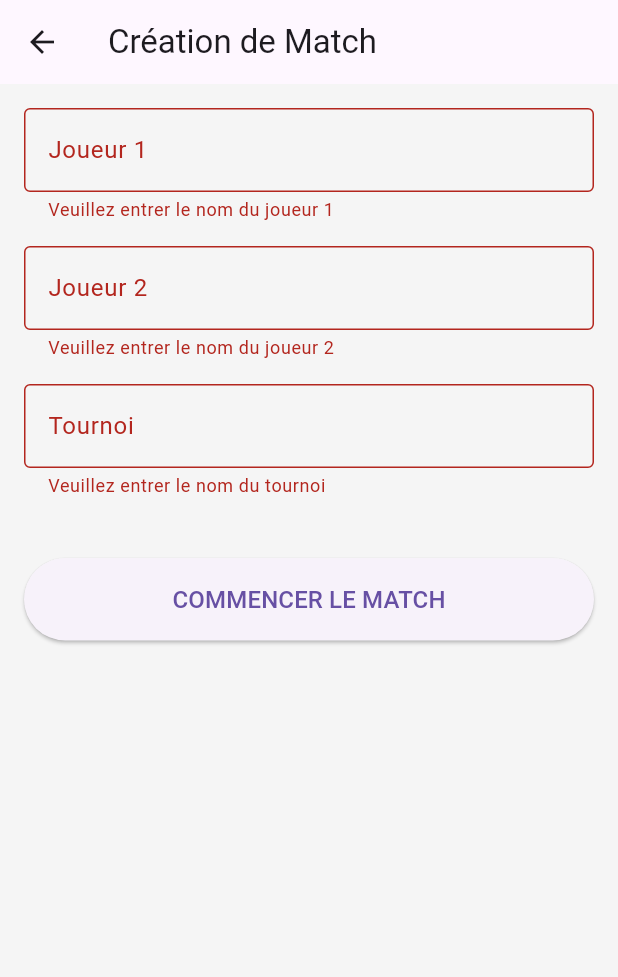
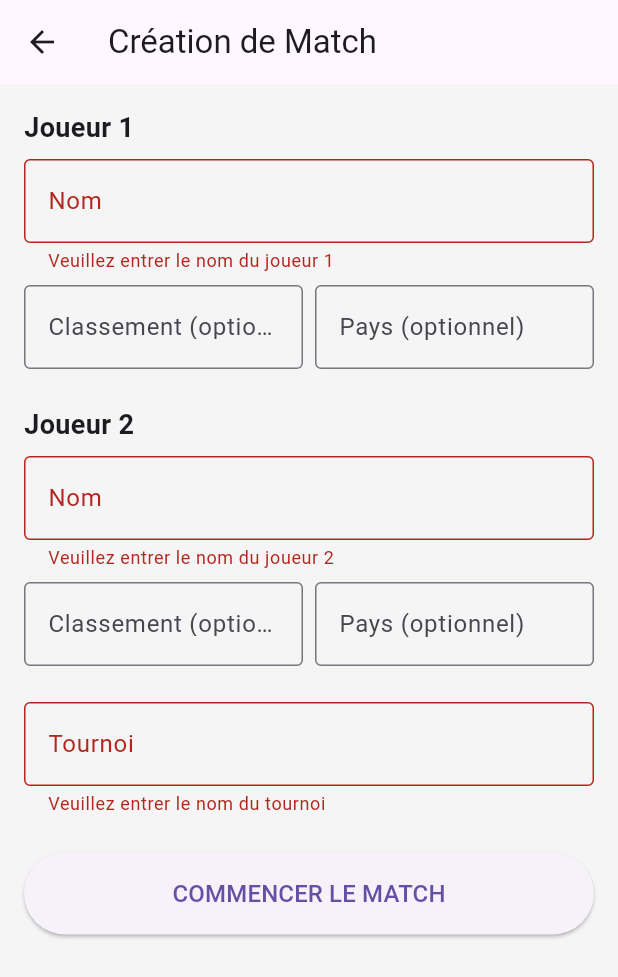
Before and after one commit to flavian11/arbitennis, a Flutter app: the MatchSetupScreen screen opened directly, after a tap on "COMMENCER LE MATCH", on a phone screen of 412 x 824 dp. Shown: the top 977 px of the screen. Run offline on Flutter 3.47's test engine with Material 3 defaults, Android fonts, the phone set to English and light mode, and no system bars; our stand-ins replace bloc, equatable, flutter_bloc.

Commit message:
Add player model

```diff
--- a/lib/bloc/match_bloc.dart
+++ b/lib/bloc/match_bloc.dart
@@ -3,6 +3,7 @@ import 'package:bloc/bloc.dart';
 import 'package:equatable/equatable.dart';
 import 'package:flutter/foundation.dart';
 import '../models/tennis_match.dart';
+import '../models/player.dart';
 
 // Events
 abstract class MatchEvent extends Equatable {
@@ -14,22 +15,24 @@ abstract class MatchEvent extends Equatable {
 
 class CreateMatch extends MatchEvent {
   final String matchId;
-  final String player1Name;
-  final String player2Name;
+  final Player player1;
+  final Player player2;
   final String tournamentName;
+  final int leftPlayer;
 
   const CreateMatch({
     required this.matchId,
-    required this.player1Name,
-    required this.player2Name,
+    required this.player1,
+    required this.player2,
     required this.tournamentName,
+    required this.leftPlayer,
   });
 
   @override
   List<Object?> get props => [
     matchId,
-    player1Name,
-    player2Name,
+    player1,
+    player2,
     tournamentName,
   ];
 }
@@ -141,9 +144,10 @@ class MatchBloc extends Bloc<MatchEvent, MatchState> {
   void _onCreateMatch(CreateMatch event, Emitter<MatchState> emit) {
     final newMatch = TennisMatch.create(
       matchId: event.matchId,
-      player1Name: event.player1Name,
-      player2Name: event.player2Name,
+      player1: event.player1,
+      player2: event.player2,
       tournamentName: event.tournamentName,
+      leftPlayer: event.leftPlayer,
     );
 
     final updatedMatches = [...state.matches, newMatch];
@@ -187,6 +191,8 @@ class MatchBloc extends Bloc<MatchEvent, MatchState> {
     int newScore1 = match.currentGameScore1;
     int newScore2 = match.currentGameScore2;
     List<SetScore> newSets = List.from(match.sets);
+    int leftPlayer = match.leftPlayer;
+
 
     // Handle scoring based on whether we're in a tiebreak or regular game
     if (currentSet.inTiebreak) {
@@ -199,6 +205,11 @@ class MatchBloc extends Bloc<MatchEvent, MatchState> {
         newSets[currentSetIndex] = currentSet.copyWith(
           player2TiebreakPoints: currentSet.player2TiebreakPoints + 1,
         );
+      }
+
+      // Check change side
+      if ((newSets[currentSetIndex].player1TiebreakPoints + newSets[currentSetIndex].player2TiebreakPoints) % 6 == 0) {
+        leftPlayer = leftPlayer == 1 ? 2 : 1;
       }
 
       // Check if tiebreak is won
@@ -346,6 +357,7 @@ class MatchBloc extends Bloc<MatchEvent, MatchState> {
         newSets[currentSetIndex] = currentSet.copyWith(
           player2Games: currentSet.player2Games + 1,
         );
+
       }
     }
 
@@ -384,6 +396,10 @@ class MatchBloc extends Bloc<MatchEvent, MatchState> {
         matchWinner = 2;
       }
 
+      if ((newSets[currentSetIndex].player1Games + newSets[currentSetIndex].player2Games) % 2 != 0) {
+        leftPlayer = leftPlayer == 1 ? 2 : 1;
+      }
+
       // Start a new set if match hasn't ended
       if (!matchEnded) {
         newSets.add(SetScore.newSet());
@@ -397,6 +413,7 @@ class MatchBloc extends Bloc<MatchEvent, MatchState> {
         isCompleted: matchEnded,
         winner: matchWinner,
         pointHistory: updatedPointHistory,
+        leftPlayer: leftPlayer,
       );
 
       final updatedMatches = [...state.matches];
--- /dev/null
+++ b/lib/models/player.dart
@@ -0,0 +1,70 @@
+import 'package:equatable/equatable.dart';
+
+class Player extends Equatable {
+  final String id;
+  final String name;
+  final int? ranking;
+  final String? country;
+  final int aces;
+  final int doubleFaults;
+  final int winnersCount;
+  final int unforcedErrors;
+
+  const Player({
+    required this.id,
+    required this.name,
+    this.ranking,
+    this.country,
+    this.aces = 0,
+    this.doubleFaults = 0,
+    this.winnersCount = 0,
+    this.unforcedErrors = 0,
+  });
+
+  factory Player.create({
+    required String name,
+    int? ranking,
+    String? country,
+  }) {
+    return Player(
+      id: DateTime.now().millisecondsSinceEpoch.toString(),
+      name: name,
+      ranking: ranking,
+      country: country,
+    );
+  }
+
+  Player copyWith({
+    String? id,
+    String? name,
+    int? ranking,
+    String? country,
+    int? aces,
+    int? doubleFaults,
+    int? winnersCount,
+    int? unforcedErrors,
+  }) {
+    return Player(
+      id: id ?? this.id,
+      name: name ?? this.name,
+      ranking: ranking ?? this.ranking,
+      country: country ?? this.country,
+      aces: aces ?? this.aces,
+      doubleFaults: doubleFaults ?? this.doubleFaults,
+      winnersCount: winnersCount ?? this.winnersCount,
+      unforcedErrors: unforcedErrors ?? this.unforcedErrors,
+    );
+  }
+
+  @override
+  List<Object?> get props => [
+    id,
+    name,
+    ranking,
+    country,
+    aces,
+    doubleFaults,
+    winnersCount,
+    unforcedErrors,
+  ];
+}
--- a/lib/models/tennis_match.dart
+++ b/lib/models/tennis_match.dart
@@ -1,7 +1,9 @@
+import 'package:arbitennis/models/player.dart';
+
 class TennisMatch {
   final String id;
-  final String player1Name;
-  final String player2Name;
+  final Player player1;
+  final Player player2;
   final String tournamentName;
   final List<SetScore> sets;
   final int servingPlayer;
@@ -10,11 +12,12 @@ class TennisMatch {
   final bool isCompleted;
   final int winner;
   final List<PointHistoryEntry> pointHistory;
+  final int leftPlayer;
 
   TennisMatch({
     required this.id,
-    required this.player1Name,
-    required this.player2Name,
+    required this.player1,
+    required this.player2,
     required this.tournamentName,
     required this.sets,
     required this.servingPlayer,
@@ -23,18 +26,20 @@ class TennisMatch {
     required this.isCompleted,
     required this.winner,
     required this.pointHistory,
+    required this.leftPlayer,
   });
 
   factory TennisMatch.create({
     required String matchId,
-    required String player1Name,
-    required String player2Name,
+    required Player player1,
+    required Player player2,
     required String tournamentName,
+    required int leftPlayer,
   }) {
     return TennisMatch(
       id: matchId,
-      player1Name: player1Name,
-      player2Name: player2Name,
+      player1: player1,
+      player2: player2,
       tournamentName: tournamentName,
       sets: [SetScore.newSet()],
       servingPlayer: 1,
@@ -43,13 +48,14 @@ class TennisMatch {
       isCompleted: false,
       winner: 0,
       pointHistory: [],
+      leftPlayer: leftPlayer,
     );
   }
 
   TennisMatch copyWith({
     String? id,
-    String? player1Name,
-    String? player2Name,
+    Player? player1,
+    Player? player2,
     String? tournamentName,
     List<SetScore>? sets,
     int? servingPlayer,
@@ -58,11 +64,12 @@ class TennisMatch {
     bool? isCompleted,
     int? winner,
     List<PointHistoryEntry>? pointHistory,
+    int? leftPlayer,
   }) {
     return TennisMatch(
       id: id ?? this.id,
-      player1Name: player1Name ?? this.player1Name,
-      player2Name: player2Name ?? this.player2Name,
+      player1: player1 ?? this.player1,
+      player2: player2 ?? this.player2,
       tournamentName: tournamentName ?? this.tournamentName,
       sets: sets ?? this.sets,
       servingPlayer: servingPlayer ?? this.servingPlayer,
@@ -71,6 +78,7 @@ class TennisMatch {
       isCompleted: isCompleted ?? this.isCompleted,
       winner: winner ?? this.winner,
       pointHistory: pointHistory ?? this.pointHistory,
+      leftPlayer: leftPlayer ?? this.leftPlayer,
     );
   }
 
@@ -94,9 +102,9 @@ class TennisMatch {
     if (currentGameScore1 == currentGameScore2 && currentGameScore1 >= 3) {
       return 'Égalité';
     } else if (currentGameScore1 >= 4 && currentGameScore1 > currentGameScore2) {
-      return 'Avantage ${player1Name}';
+      return 'Avantage ${player1.name}';
     } else if (currentGameScore2 >= 4 && currentGameScore2 > currentGameScore1) {
-      return 'Avantage ${player2Name}';
+      return 'Avantage ${player2.name}';
     } else {
       String score1 = "";
       String score2 = "";
--- a/lib/screens/match_setup_screen.dart
+++ b/lib/screens/match_setup_screen.dart
@@ -1,7 +1,7 @@
 import 'package:flutter/material.dart';
 import 'package:flutter_bloc/flutter_bloc.dart';
 import '../bloc/match_bloc.dart';
-import '../models/tennis_match.dart';
+import '../models/player.dart';
 import 'match_screen.dart';
 
 class MatchSetupScreen extends StatefulWidget {
@@ -13,14 +13,24 @@ class MatchSetupScreen extends StatefulWidget {
 
 class _MatchSetupScreenState extends State<MatchSetupScreen> {
   final _formKey = GlobalKey<FormState>();
-  final _player1Controller = TextEditingController();
-  final _player2Controller = TextEditingController();
+  final _player1NameController = TextEditingController();
+  final _player1RankingController = TextEditingController();
+  final _player1CountryController = TextEditingController();
+
+  final _player2NameController = TextEditingController();
+  final _player2RankingController = TextEditingController();
+  final _player2CountryController = TextEditingController();
+
   final _tournamentController = TextEditingController();
 
   @override
   void dispose() {
-    _player1Controller.dispose();
-    _player2Controller.dispose();
+    _player1NameController.dispose();
+    _player1RankingController.dispose();
+    _player1CountryController.dispose();
+    _player2NameController.dispose();
+    _player2RankingController.dispose();
+    _player2CountryController.dispose();
     _tournamentController.dispose();
     super.dispose();
   }
@@ -36,10 +46,15 @@ class _MatchSetupScreenState extends State<MatchSetupScreen> {
         child: ListView(
           padding: const EdgeInsets.all(16.0),
           children: [
+            const Text(
+              'Joueur 1',
+              style: TextStyle(fontSize: 18, fontWeight: FontWeight.bold),
+            ),
+            const SizedBox(height: 8),
             TextFormField(
-              controller: _player1Controller,
+              controller: _player1NameController,
               decoration: const InputDecoration(
-                labelText: 'Joueur 1',
+                labelText: 'Nom',
                 border: OutlineInputBorder(),
               ),
               validator: (value) {
@@ -49,11 +64,41 @@ class _MatchSetupScreenState extends State<MatchSetupScreen> {
                 return null;
               },
             ),
-            const SizedBox(height: 16),
+            const SizedBox(height: 8),
+            Row(
+              children: [
+                Expanded(
+                  child: TextFormField(
+                    controller: _player1RankingController,
+                    decoration: const InputDecoration(
+                      labelText: 'Classement (optionnel)',
+                      border: OutlineInputBorder(),
+                    ),
+                    keyboardType: TextInputType.number,
+                  ),
+                ),
+                const SizedBox(width: 8),
+                Expanded(
+                  child: TextFormField(
+                    controller: _player1CountryController,
+                    decoration: const InputDecoration(
+                      labelText: 'Pays (optionnel)',
+                      border: OutlineInputBorder(),
+                    ),
+                  ),
+                ),
+              ],
+            ),
+            const SizedBox(height: 24),
+            const Text(
+              'Joueur 2',
+              style: TextStyle(fontSize: 18, fontWeight: FontWeight.bold),
+            ),
+            const SizedBox(height: 8),
             TextFormField(
-              controller: _player2Controller,
+              controller: _player2NameController,
               decoration: const InputDecoration(
-                labelText: 'Joueur 2',
+                labelText: 'Nom',
                 border: OutlineInputBorder(),
               ),
               validator: (value) {
@@ -63,7 +108,32 @@ class _MatchSetupScreenState extends State<MatchSetupScreen> {
                 return null;
               },
             ),
-            const SizedBox(height: 16),
+            const SizedBox(height: 8),
+            Row(
+              children: [
+                Expanded(
+                  child: TextFormField(
+                    controller: _player2RankingController,
+                    decoration: const InputDecoration(
+                      labelText: 'Classement (optionnel)',
+                      border: OutlineInputBorder(),
+                    ),
+                    keyboardType: TextInputType.number,
+                  ),
+                ),
+                const SizedBox(width: 8),
+                Expanded(
+                  child: TextFormField(
+                    controller: _player2CountryController,
+                    decoration: const InputDecoration(
+                      labelText: 'Pays (optionnel)',
+                      border: OutlineInputBorder(),
+                    ),
+                  ),
+                ),
+              ],
+            ),
+            const SizedBox(height: 24),
             TextFormField(
               controller: _tournamentController,
               decoration: const InputDecoration(
@@ -77,19 +147,39 @@ class _MatchSetupScreenState extends State<MatchSetupScreen> {
                 return null;
               },
             ),
-            const SizedBox(height: 16),
             const SizedBox(height: 24),
             ElevatedButton(
               onPressed: () {
                 if (_formKey.currentState!.validate()) {
                   final matchId = DateTime.now().millisecondsSinceEpoch.toString();
 
+                  final player1 = Player.create(
+                    name: _player1NameController.text,
+                    ranking: _player1RankingController.text.isNotEmpty
+                        ? int.tryParse(_player1RankingController.text)
+                        : null,
+                    country: _player1CountryController.text.isNotEmpty
+                        ? _player1CountryController.text
+                        : null,
+                  );
+
+                  final player2 = Player.create(
+                    name: _player2NameController.text,
+                    ranking: _player2RankingController.text.isNotEmpty
+                        ? int.tryParse(_player2RankingController.text)
+                        : null,
+                    country: _player2CountryController.text.isNotEmpty
+                        ? _player2CountryController.text
+                        : null,
+                  );
+
                   context.read<MatchBloc>().add(
                     CreateMatch(
                       matchId: matchId,
-                      player1Name: _player1Controller.text,
-                      player2Name: _player2Controller.text,
+                      player1: player1,
+                      player2: player2,
                       tournamentName: _tournamentController.text,
+                      leftPlayer: 1,
                     ),
                   );
 
--- a/lib/screens/matches_list_screen.dart
+++ b/lib/screens/matches_list_screen.dart
@@ -59,7 +59,7 @@ class MatchListTile extends StatelessWidget {
     return Card(
       margin: const EdgeInsets.symmetric(horizontal: 8, vertical: 4),
       child: ListTile(
-        title: Text('${match.player1Name} vs ${match.player2Name}'),
+        title: Text('${match.player1.name} vs ${match.player2.name}'),
         subtitle: Text(
           match.isCompleted
               ? 'Match terminé - Score final: ${match.scoreDisplay}'
```
Also changed, not shown: lib/screens/match_screen.dart (+12 -12 lines), 2 other files.
